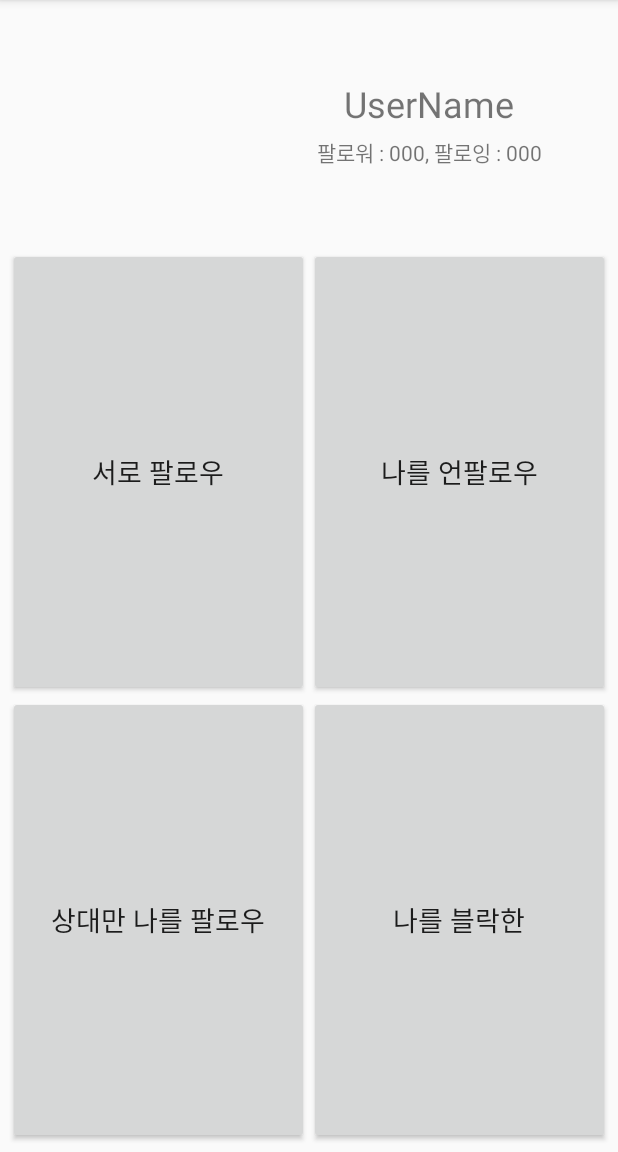
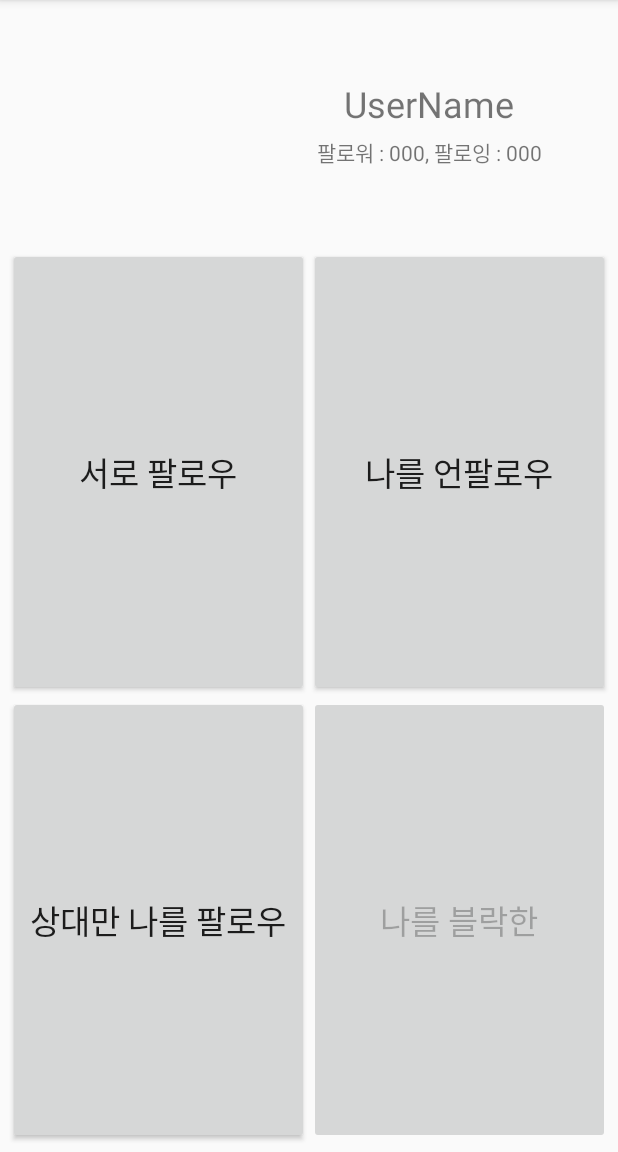
Before and after one commit to Hpark11/MediaBookmark, an Android app: the UserInfoActivity screen opened directly, with no data from a screen before it, on a phone screen of 412 x 824 dp, the part 84-1236 px from its top. Run offline under Robolectric (Android 15) with nearby library versions, the phone set to English and light mode, and no system bars; our stand-ins replace AdMob, Picasso; libraries missing offline, so code that uses them is left out: com.makeramen.roundedimageview; pictures from the network do not load; 5 statements that could not run were skipped.

Commit message:
All items requested done

```diff
--- a/app/src/main/java/hpark/instagramfollowers_prototype/api/InstaSession.java
+++ b/app/src/main/java/hpark/instagramfollowers_prototype/api/InstaSession.java
@@ -65,7 +65,6 @@ public class InstaSession {
     public String getName() {
         return sharedPref.getString(API_NAME, null);
     }
-
     public String getAccessToken() {
         return sharedPref.getString(API_ACCESS_TOKEN, null);
     }
--- a/app/src/main/java/hpark/instagramfollowers_prototype/util/Constants.java
+++ b/app/src/main/java/hpark/instagramfollowers_prototype/util/Constants.java
@@ -5,9 +5,9 @@ package hpark.instagramfollowers_prototype.util;
  */
 
 public class Constants {
-    public static final String CLIENT_ID = "2215af72dd21409e84805929a16c4da1";
-    public static final String CLIENT_SECRET = "7d7811d63ae04ddd8a4da722005bac6e";
-    public static final String CALLBACK_URL = "http://www.google.com";
+    public static final String CLIENT_ID = "e4ce21124f624c9b984ce86b51892b2a";
+    public static final String CLIENT_SECRET = "928755e7383c48b199323a3cf99d4b26";
+    public static final String CALLBACK_URL = "http://sknbiz.com/";
     //instagram://connect";//http://www.google.com";//"instagram://connect";
 
     public static final String AUTH_URL = "https://api.instagram.com/oauth/authorize/";
--- a/app/src/main/res/layout/activity_userinfo.xml
+++ b/app/src/main/res/layout/activity_userinfo.xml
@@ -68,7 +68,7 @@
                 android:layout_weight="1"
                 android:onClick="eachOtherButtonTapped"
                 android:text="서로 팔로우"
-                android:textSize="18sp" />
+                android:textSize="22sp" />
 
             <Button
                 android:id="@+id/onlyFollowedByButton"
@@ -77,7 +77,7 @@
                 android:layout_weight="1"
                 android:onClick="onlyFollowedByButtonTapped"
                 android:text="상대만 나를 팔로우"
-                android:textSize="18sp"/>
+                android:textSize="22sp"/>
         </LinearLayout>
 
         <LinearLayout
@@ -93,7 +93,7 @@
                 android:layout_weight="1"
                 android:onClick="unfollowButtonTapped"
                 android:text="나를 언팔로우"
-                android:textSize="18sp"/>
+                android:textSize="22sp"/>
 
             <Button
                 android:id="@+id/blockmeButton"
@@ -102,7 +102,7 @@
                 android:layout_weight="1"
                 android:onClick="blockmeButtonTapped"
                 android:text="나를 블락한"
-                android:textSize="18sp"/>
+                android:textSize="22sp"/>
         </LinearLayout>
 
     </LinearLayout>
```
Also changed, not shown: app/src/main/java/hpark/instagramfollowers_prototype/activity/UserInfoActivity.java (+4 -5 lines).
